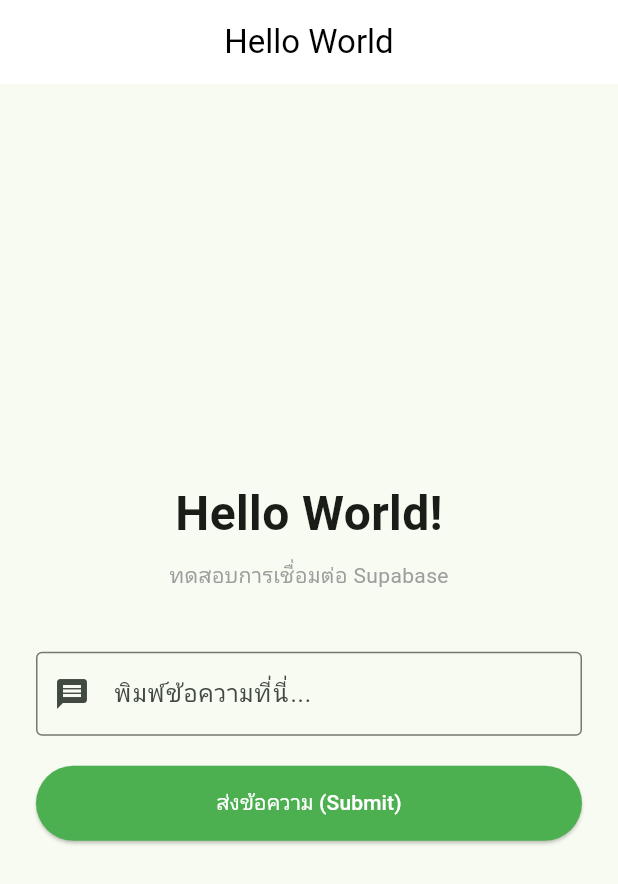
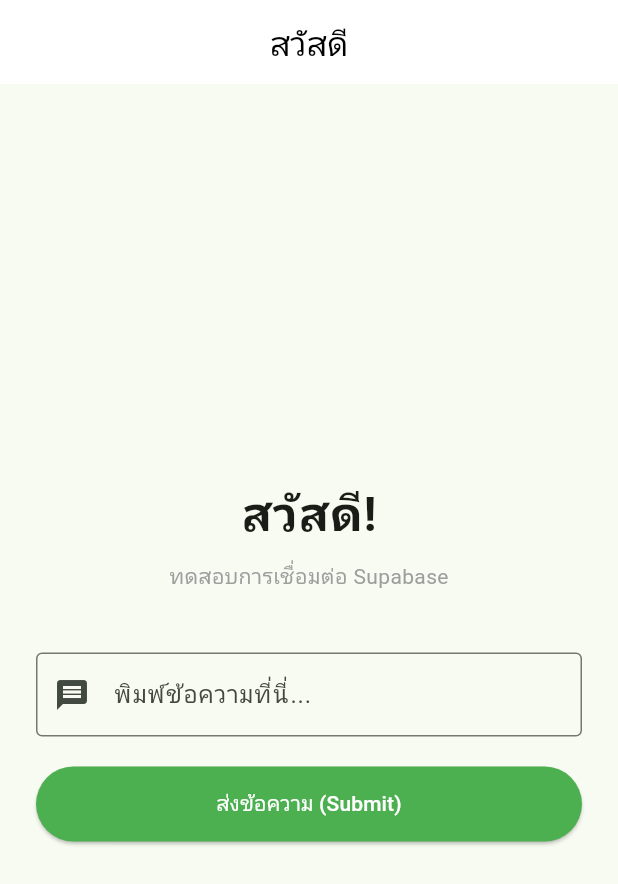
Before and after one commit to ipaong/Flutterwaste2, a Flutter app: the screen it shows after launch, on a phone screen of 412 x 824 dp. Shown: the top 884 px of the screen. Run offline on Flutter 3.47's test engine with Material 3 defaults, Android fonts, the phone set to English and light mode, and no system bars; our stand-ins replace supabase_flutter; accounts and stored records are empty.

Commit message:
Update greeting from Hello World to สวัสดี
Agent-Logs-Url: https://github.com/ipaong/Flutterwaste2/sessions/8e909399-6159-441c-98eb-74eb03384450

Co-authored-by: ipaong <61890859+ipaong@users.noreply.github.com>

```diff
--- a/lib/main.dart
+++ b/lib/main.dart
@@ -25,7 +25,7 @@ class MyApp extends StatelessWidget {
   @override
   Widget build(BuildContext context) {
     return MaterialApp(
-      title: 'TUWaste Hello World',
+      title: 'TUWaste สวัสดี',
       debugShowCheckedModeBanner: false,
       theme: ThemeData(
         colorScheme: ColorScheme.fromSeed(seedColor: Colors.green),
@@ -109,7 +109,7 @@ class _MyHomePageState extends State<MyHomePage> {
   Widget build(BuildContext context) {
     return Scaffold(
       appBar: AppBar(
-        title: const Text('Hello World'),
+        title: const Text('สวัสดี'),
         centerTitle: true,
         elevation: 0,
         backgroundColor: Colors.white,
@@ -121,7 +121,7 @@ class _MyHomePageState extends State<MyHomePage> {
           mainAxisAlignment: MainAxisAlignment.center,
           children: [
             const Text(
-              'Hello World!',
+              'สวัสดี!',
               style: TextStyle(fontSize: 32, fontWeight: FontWeight.bold),
             ),
             const SizedBox(height: 8),
```
